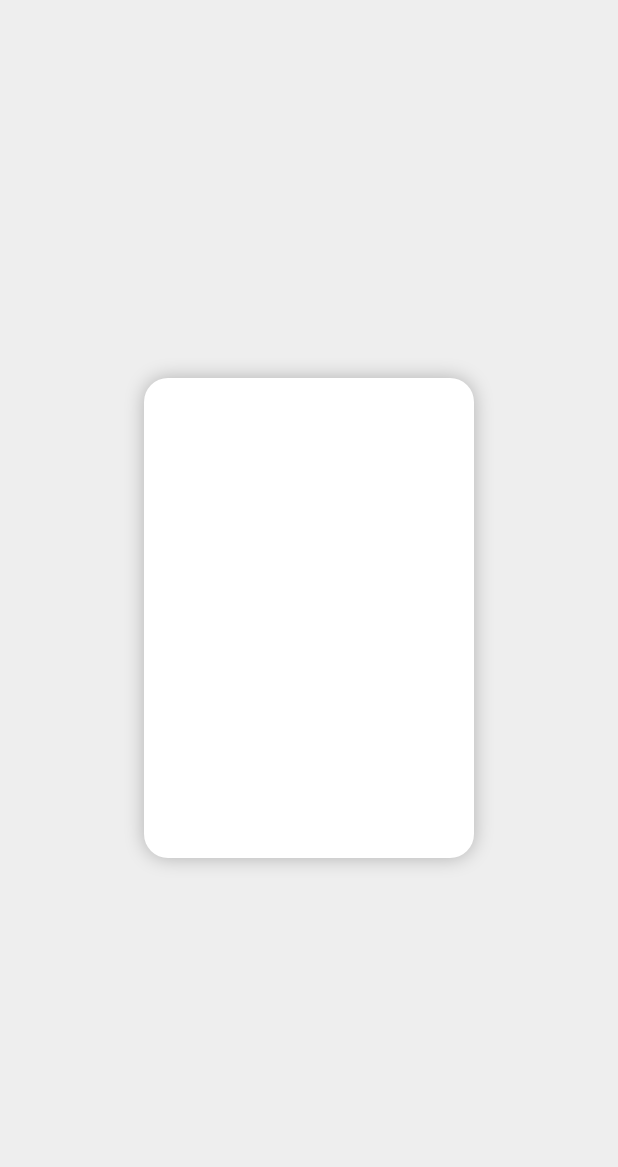
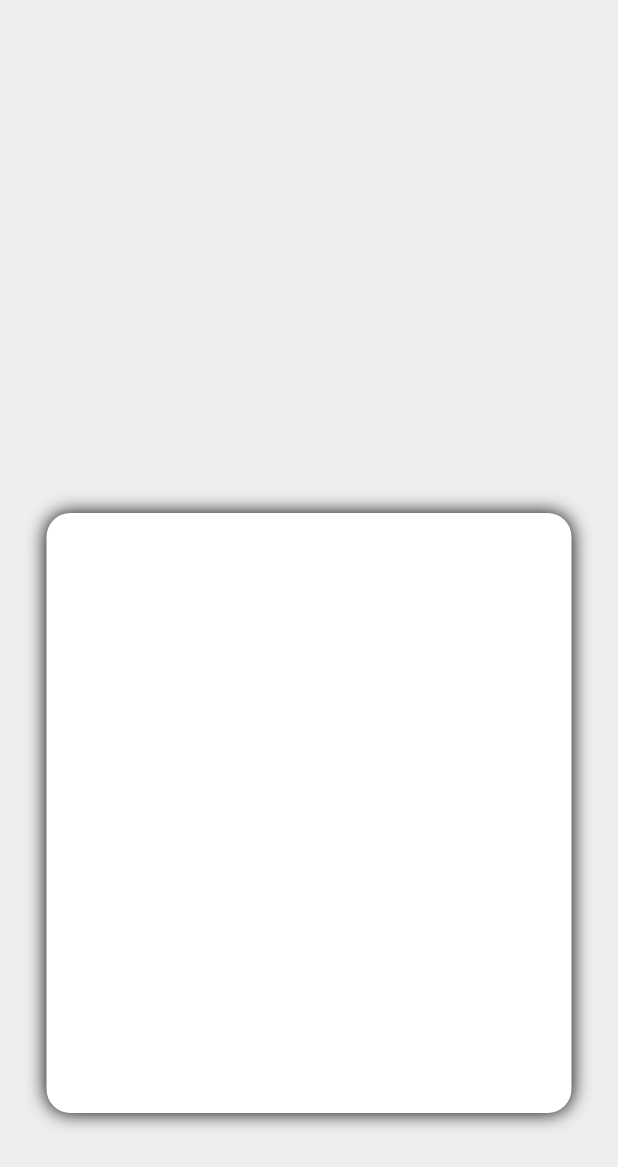
Before and after one commit to rocioxx/ProyectoFinalGrado, a Flutter app: the screen it shows after launch, on a phone screen of 412 x 824 dp. Shown: the top 1167 px of the screen. Run offline on Flutter 3.47's test engine with Material 3 defaults, Android fonts, the phone set to English and light mode, and no system bars.

Commit message:
Animación mejorada y carta más abajo

```diff
--- a/proyectofinalgrado/lib/screens/card_screen.dart
+++ b/proyectofinalgrado/lib/screens/card_screen.dart
@@ -17,31 +17,24 @@ class CardScreen extends StatefulWidget {
 class _CardScreenState extends State<CardScreen> with TickerProviderStateMixin {
   // Desplazamiento horizontal acumulado mientras el usuario arrastra
   double _x = 0;
-
   // Fase actual de la carta (controla qué se muestra en el build)
   _Phase _phase = _Phase.idle;
-
   // Ancho de pantalla guardado en build() para usarlo en _swipe(),
   // donde no tenemos acceso directo a BuildContext
   double _screenWidth = 1;
-
   // Controlador de la animación de salida (la carta vuela hacia un lado)
   late final AnimationController _exitCtrl;
-
   // Controlador de la animación de entrada (la carta nueva aparece)
   late final AnimationController _enterCtrl;
-
   // Animaciones de entrada: escala, opacidad y posición vertical
   // Se crean una sola vez en initState() porque sus extremos no cambian
   late final Animation<double> _enterScale;
   late final Animation<double> _enterOpacity;
   late final Animation<double> _enterY;
-
   // Animaciones de salida: posición y rotación
   // Se recrean en cada swipe porque dependen de _x en ese instante
   late Animation<Offset> _exitOffset;
   late Animation<double> _exitRot;
-
   // Distancia mínima en píxeles para que se considere un swipe válido
   static const _threshold = 100.0;
 
@@ -99,7 +92,7 @@ class _CardScreenState extends State<CardScreen> with TickerProviderStateMixin {
     // con un pequeño movimiento hacia arriba (-50 px en Y)
     _exitOffset = Tween<Offset>(
       begin: Offset(startX, 0),
-      end: Offset(startX + dir * _screenWidth * 1.5, -50),
+      end: Offset(startX + dir * _screenWidth * 2, 0),
     ).animate(CurvedAnimation(parent: _exitCtrl, curve: Curves.easeIn));
 
     // La rotación parte del ángulo actual y se exagera en la dirección del swipe
@@ -137,50 +130,53 @@ class _CardScreenState extends State<CardScreen> with TickerProviderStateMixin {
       backgroundColor: Colors.grey[200],
       body: Center(
         child: GestureDetector(
-          // Mientras hay animación, desactivamos el gesto poniendo null
+          //mientras hay animación, desactivamos el gesto poniendo null
           onPanUpdate: _phase != _Phase.idle
               ? null
               : (d) => setState(() => _x += d.delta.dx),
 
-          // Al soltar el dedo: swipe si superó el umbral, volver al centro si no
+          //al soltar el dedo: swipe si superó el umbral, volver al centro si no
           onPanEnd: _phase != _Phase.idle
               ? null
               : (_) =>
                     _x.abs() >= _threshold ? _swipe() : setState(() => _x = 0),
 
-          // Mostramos un widget distinto según la fase actual
+          //mostramos un widget distinto según la fase actual
           child: switch (_phase) {
             //cambio de fase de la carta
 
-            // ── Reposo: la carta sigue al dedo y rota ligeramente ────────────
+            //reposo: la carta sigue al dedo y rota ligeramente
             _Phase.idle => Transform.translate(
-              offset: Offset(_x, 0),
+              offset: Offset(_x, 130.0),
               child: Transform.rotate(
-                // La rotación máxima es ±0.3 rad (~17°) al llegar al borde
+                //La rotación máxima es ±0.3 rad (~17°) al llegar al borde
                 angle: (_x / (_screenWidth * 0.6)).clamp(-1.0, 1.0) * 0.3,
                 child: card,
               ),
             ),
 
-            // ── Salida: la carta vuela con rotación ──────────────────────────
-            // AnimatedBuilder solo reconstruye los Transform, no SwipeCard
+            //salida: la carta vuela con rotación
+
+            // Busca esto dentro del switch (_phase)
             _Phase.exiting => AnimatedBuilder(
               animation: _exitCtrl,
               child: card,
               builder: (_, child) => Transform.translate(
-                offset: _exitOffset.value,
+                // Usamos el offset completo de la animación de salida
+                // Sumamos 175.0 al eje Y para mantener la altura base que elegiste
+                offset: _exitOffset.value + const Offset(0, 130.0),
                 child: Transform.rotate(angle: _exitRot.value, child: child),
               ),
             ),
 
-            // ── Entrada: la carta nueva sube, crece y aparece ────────────────
+            //entrada: la carta nueva sube, crece y aparece
             _Phase.entering => AnimatedBuilder(
               animation: _enterCtrl,
               child: card,
               builder: (_, child) => Opacity(
                 opacity: _enterOpacity.value,
                 child: Transform.translate(
-                  offset: Offset(0, _enterY.value),
+                  offset: Offset(0, _enterY.value + 130.0),
                   child: Transform.scale(
                     scale: _enterScale.value,
                     child: child,
@@ -188,7 +184,7 @@ class _CardScreenState extends State<CardScreen> with TickerProviderStateMixin {
                 ),
               ),
             ),
-          },
+          }, //
         ),
       ),
     );
--- a/proyectofinalgrado/lib/widgets/swipe_card.dart
+++ b/proyectofinalgrado/lib/widgets/swipe_card.dart
@@ -9,14 +9,14 @@ class SwipeCard extends StatelessWidget {
   @override
   Widget build(BuildContext context) {
     return Container(
-      width: 220,
-      height: 320,
+      width: 350, //ancho de la carta
+      height: 400, //alto de la carta
       decoration: BoxDecoration(
-        color: Colors.white,
+        color: Colors.white, //color blanco
         borderRadius: BorderRadius.circular(16), // esquinas redondeadas
         boxShadow: const [
           // Sombra suave para dar sensación de profundidad
-          BoxShadow(color: Colors.black26, blurRadius: 10),
+          BoxShadow(color: Colors.black, blurRadius: 10),
         ],
       ),
     );
```
